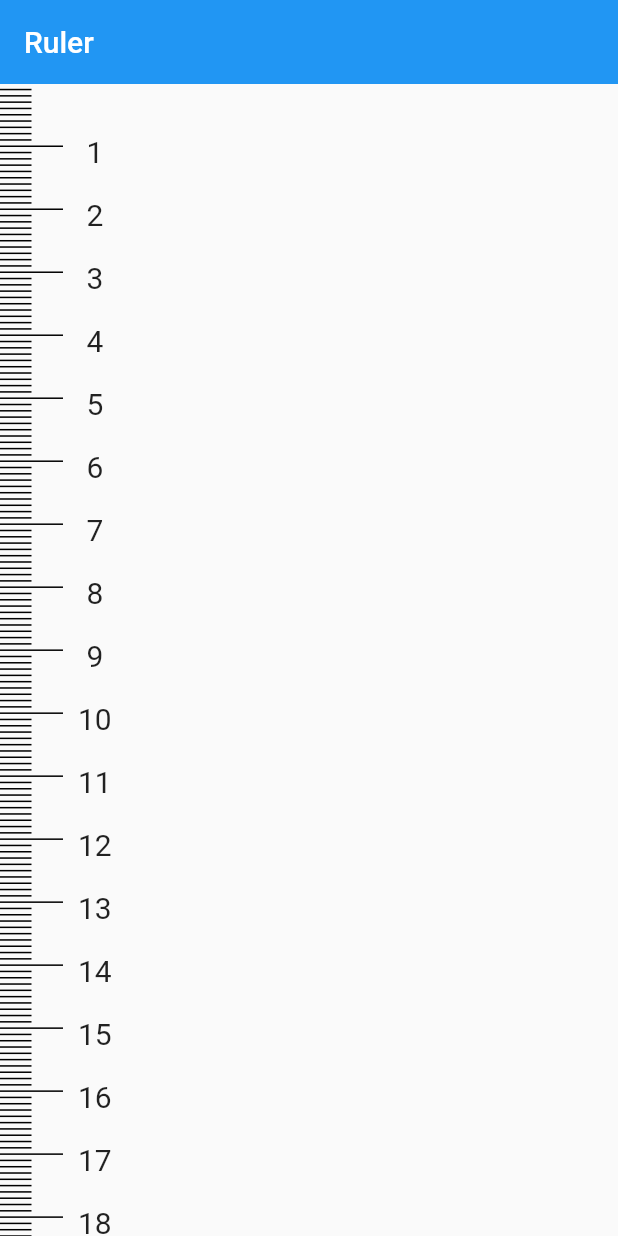
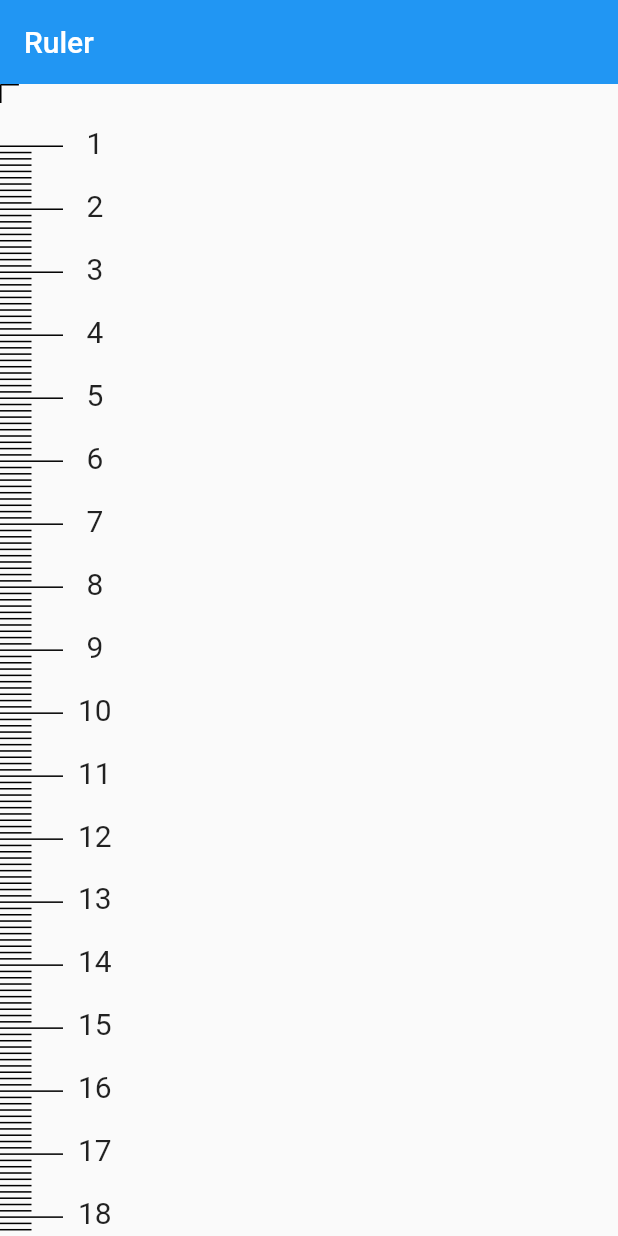
Before and after one commit to thpir/ruler-app, a Flutter app: the screen it shows after launch, on a phone screen of 412 x 824 dp. Run offline on Flutter 3.47's test engine with Material 2 defaults, Android fonts, the phone set to English and light mode, and no system bars.

Commit message:
Finished static vertical ruler

```diff
--- a/lib/main.dart
+++ b/lib/main.dart
@@ -74,24 +74,34 @@ class _MyHomePageState extends State<MyHomePage> {
         _dpi; // dpi = ackquired by android code if not returned we use 160 with devicePixelRatio = 1
     double pixelCountInMm =
         dpiFixed / pixelRatio / 25.4; // = How many logical pixels in 1 mm
-    double height = MediaQuery.of(context).size.width;
+    double height = MediaQuery.of(context).size.height;
     double paddingTop = MediaQuery.of(context).padding.top;
     double paddingBottom = MediaQuery.of(context).padding.bottom;
     double appBarHeight = AppBar().preferredSize.height;
     int numberOfRulerPins =
-        ((height - appBarHeight - paddingBottom - paddingTop) / pixelRatio)
+        ((height - appBarHeight - paddingBottom - paddingTop) / pixelCountInMm)
             .floor();
+
+    double rulerPinWidth(int index) {
+      if (index < 9) {
+        return 0;
+      } else if ((index + 1) % 10 == 0) {
+        return pixelCountInMm * 10;
+      } else {
+        return pixelCountInMm * 5;
+      }
+    }
 
     List<Container> rulerPin(int count) {
       return List.generate(count, (index) {
         return Container(
           height: pixelCountInMm,
-          width: (index + 1) % 10 == 0
-              ? (10 * pixelCountInMm)
-              : (5 * pixelCountInMm),
+          width: rulerPinWidth(index),
           decoration: const BoxDecoration(
-              border:
-                  Border(bottom: BorderSide(width: 1, color: Colors.black))),
+            border: Border(
+              bottom: BorderSide(width: 1, color: Colors.black),
+            ),
+          ),
         );
       }).toList();
     }
@@ -99,15 +109,24 @@ class _MyHomePageState extends State<MyHomePage> {
     List<SizedBox> rulerDigits(int count) {
       return List.generate(count, (index) {
         return SizedBox(
-          height: index == 0 ? pixelCountInMm * 8 : pixelCountInMm * 10,
-          child: index == 0 ? null : Text((index).toString(), style: const TextStyle(fontSize: 20),),
+          height: index == 0 ? pixelCountInMm * 12 : pixelCountInMm * 10,
+          child: Align(
+              alignment: Alignment.bottomLeft,
+              child: Text(
+                (index + 1).toString(),
+                style: const TextStyle(
+                  fontSize: 20,
+                ),
+              )),
         );
       }).toList();
     }
 
     return Scaffold(
         appBar: AppBar(elevation: 0, title: const Text('Ruler')),
-        body: Container(
+        body: Stack(
+          children: <Widget>[
+            Container(
               padding: EdgeInsets.zero,
               child: Row(
                 children: [
@@ -117,10 +136,30 @@ class _MyHomePageState extends State<MyHomePage> {
                   ),
                   const Padding(padding: EdgeInsets.symmetric(horizontal: 5)),
                   Column(
-                children: rulerDigits((numberOfRulerPins/10).ceil()),
+                    children: rulerDigits((numberOfRulerPins / 10).floor()),
                   ),
                 ],
               ),
+            ),
+            Container(
+              width: 3 * pixelCountInMm,
+              height: 3 * pixelCountInMm,
+              decoration: const BoxDecoration(
+                border: Border(
+                  top: BorderSide(
+                    color: Colors.black,
+                    width: 1,
+                    style: BorderStyle.solid
+                  ),
+                  left: BorderSide(
+                    color: Colors.black,
+                    width: 1,
+                    style: BorderStyle.solid
+                  ),
+                )
+              ),
+            )
+          ]
         ));
   }
 }
```
Lines whose indentation alone changed are shown as unchanged.
